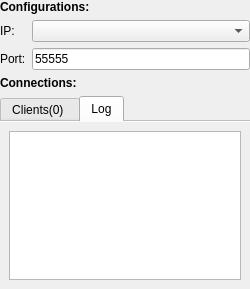
Old version of the form interfaces/page_tcpserver.ui in the repository uYanki/hw_plot.
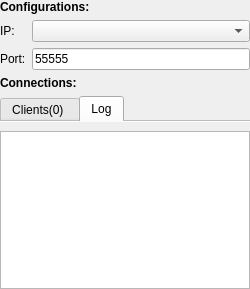
New version of the form.

Patch:
```diff
--- a/interfaces/page_tcpserver.ui
+++ b/interfaces/page_tcpserver.ui
@@ -100,6 +100,18 @@
        <string>Log</string>
       </attribute>
       <layout class="QHBoxLayout" name="horizontalLayout_2">
+       <property name="leftMargin">
+        <number>0</number>
+       </property>
+       <property name="topMargin">
+        <number>9</number>
+       </property>
+       <property name="rightMargin">
+        <number>0</number>
+       </property>
+       <property name="bottomMargin">
+        <number>0</number>
+       </property>
        <item>
         <widget class="QTextEdit" name="input_log">
          <property name="documentTitle">
```
Left out of the diff: 12 changed lines with no effect on the pictures.
